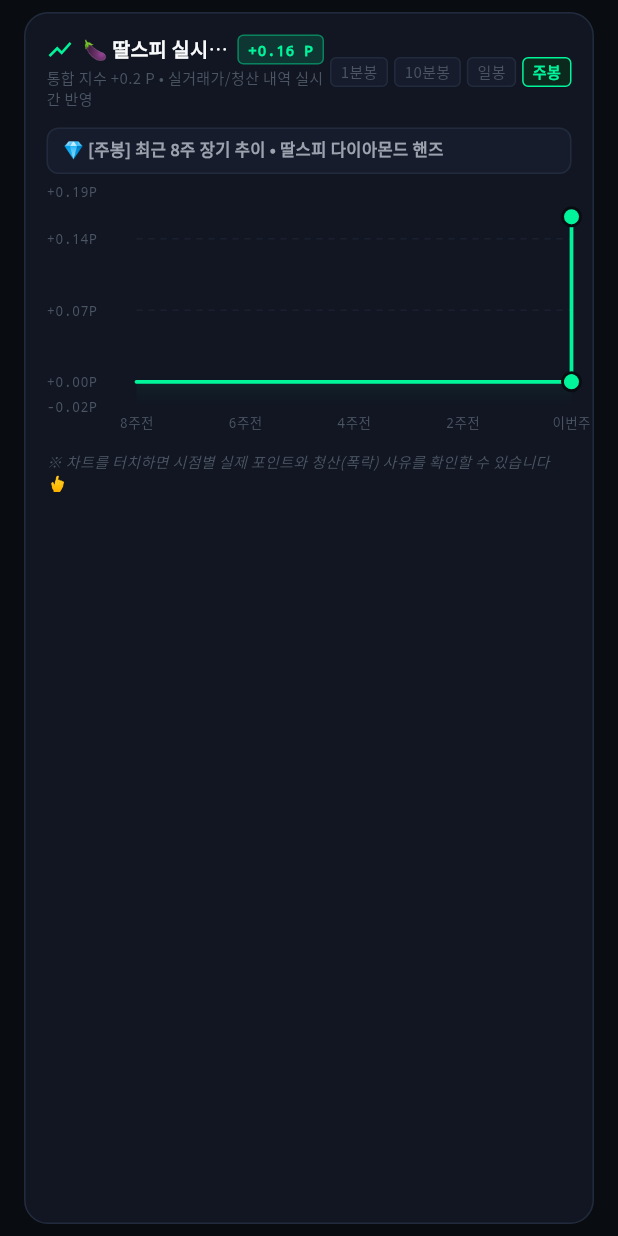
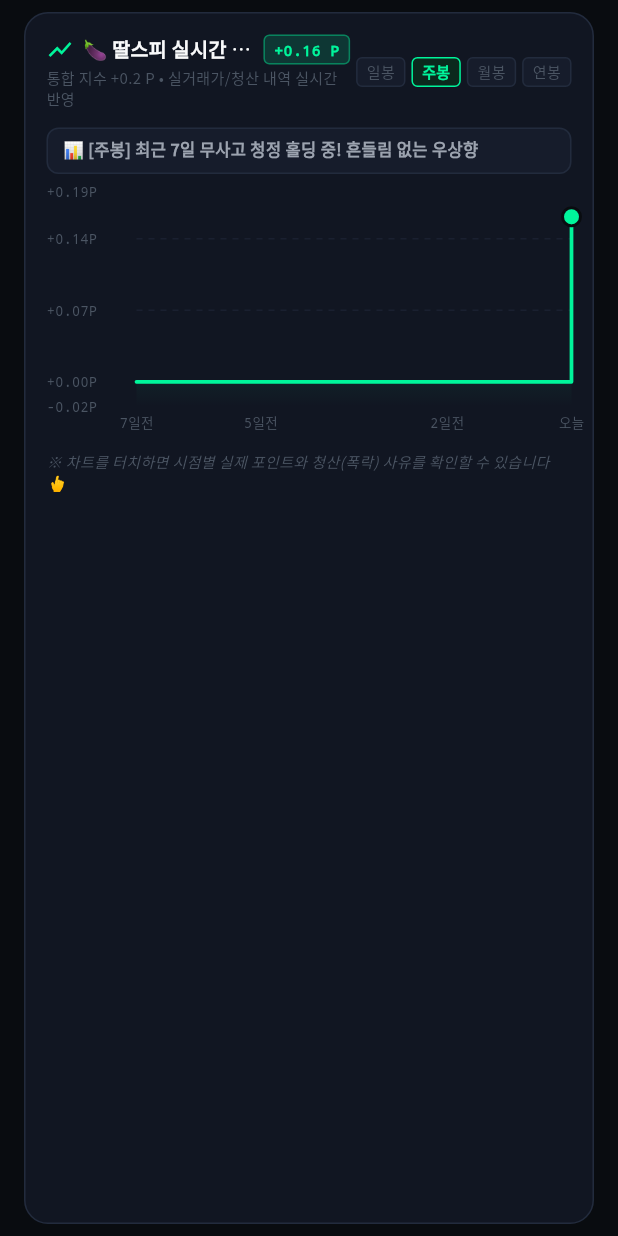
Before and after one commit to meisteryi/HODL_club, a Flutter app: the HodlChartWidget widget shown alone on an empty page, opened directly, after a tap on "일봉", after a tap on "주봉", on a phone screen of 412 x 824 dp. Run offline on Flutter 3.47's test engine with Material 3 defaults, Android fonts, the phone set to English and light mode, and no system bars; drawn by our look-alikes of fl_chart; our stand-ins replace confetti, google_fonts, shared_preferences; missing offline and left inert: dart:html; accounts and stored records are empty.

Commit message:
feat(chart): switch timeframes to daily, weekly, monthly, and yearly

```diff
--- a/lib/providers/hodl_provider.dart
+++ b/lib/providers/hodl_provider.dart
@@ -532,22 +532,22 @@ class HodlProvider extends ChangeNotifier {
     final Duration windowDuration;
     final int steps;
     switch (periodIndex) {
-      case 0: // 1분봉 (실시간 최근 2분, 10초 간격)
-        windowDuration = const Duration(minutes: 2);
+      case 0: // 일봉 (최근 24시간, 2시간 간격)
+        windowDuration = const Duration(hours: 24);
         steps = 12;
         break;
-      case 1: // 10분봉 (최근 2시간, 10분 간격)
-        windowDuration = const Duration(hours: 2);
+      case 1: // 주봉 (최근 7일, 1일 간격)
+        windowDuration = const Duration(days: 7);
+        steps = 7;
+        break;
+      case 2: // 월봉 (최근 30일, 2일 간격)
+        windowDuration = const Duration(days: 30);
+        steps = 15;
+        break;
+      case 3: // 연봉 (최근 1년 365일, 1개월 간격)
+      default:
+        windowDuration = const Duration(days: 365);
         steps = 12;
-        break;
-      case 2: // 일봉 (최근 14일, 1일 간격)
-        windowDuration = const Duration(days: 14);
-        steps = 14;
-        break;
-      case 3: // 주봉 (최근 8주, 1주 간격)
-      default:
-        windowDuration = const Duration(days: 56);
-        steps = 8;
         break;
     }
 
@@ -691,24 +691,24 @@ class HodlProvider extends ChangeNotifier {
     if (idx == steps) {
       switch (periodIndex) {
         case 0:
+          return '● 현재가 (실시간)';
         case 1:
-          return '● 현재가 (실시간)';
         case 2:
           return '● 오늘 (실시간)';
         default:
-          return '● 이번 주 (실시간)';
+          return '● 이번 달 (실시간)';
       }
     }
     final remaining = steps - idx;
     switch (periodIndex) {
       case 0:
-        return '${remaining * 10}초 전';
+        return '${remaining * 2}시간 전';
       case 1:
-        return '${remaining * 10}분 전';
+        return '$remaining일 전';
       case 2:
-        return '$remaining일 전';
+        return '${remaining * 2}일 전';
       default:
-        return '$remaining주 전';
+        return '$remaining개월 전';
     }
   }
 
@@ -723,26 +723,25 @@ class HodlProvider extends ChangeNotifier {
 
     if (count > 0) {
       final periodName = switch (periodIndex) {
-        0 => '최근 2분',
-        1 => '최근 2시간',
-        2 => '최근 14일',
-        _ => '최근 8주',
+        0 => '최근 24시간',
+        1 => '최근 7일',
+        2 => '최근 30일',
+        _ => '최근 1년',
       };
       return '📉 [$periodName] ${target.nameKo} 청산 $count회 발생! 실제 폭락 구간 반영 중';
     }
 
-    final perMin = ((1000.0 / 86400.0) * (isLeverage ? 2.0 : 1.0) * 60.0)
-        .toStringAsFixed(2);
+    final perHour = ((1000.0 / 24.0) * (isLeverage ? 2.0 : 1.0)).toStringAsFixed(1);
     switch (periodIndex) {
       case 0:
-        return '⚡ [실시간] 1초마다 ${target.nameKo} 분당 +${perMin}P 실시간 우상향 중 📈';
+        return '⚡ [일봉] 24시간 무사고 실시간 상승 중! (시간당 +${perHour}P) 📈';
       case 1:
-        return '📊 [10분봉] 최근 2시간 무사고 청정 홀딩 중! 흔들림 없는 우상향';
+        return '📊 [주봉] 최근 7일 무사고 청정 홀딩 중! 흔들림 없는 우상향';
       case 2:
-        return '🚀 [일봉] 최근 14일 ${target.nameKo} • 하루 +${isLeverage ? "2,000" : "1,000"}P 적립 중';
+        return '🚀 [월봉] 최근 30일 ${target.nameKo} • 하루 +${isLeverage ? "2,000" : "1,000"}P 적립 중';
       case 3:
       default:
-        return '💎 [주봉] 최근 8주 장기 추이 • ${target.nameKo} 다이아몬드 핸즈';
+        return '💎 [연봉] 최근 1년 장기 추이 • ${target.nameKo} 다이아몬드 핸즈';
     }
   }
 
--- a/lib/widgets/hodl_chart_widget.dart
+++ b/lib/widgets/hodl_chart_widget.dart
@@ -15,7 +15,7 @@ class HodlChartWidget extends StatefulWidget {
 
 class _HodlChartWidgetState extends State<HodlChartWidget> {
   int _selectedCandleIndex = 0;
-  final List<String> _candleLabels = ['1분봉', '10분봉', '일봉', '주봉'];
+  final List<String> _candleLabels = ['일봉', '주봉', '월봉', '연봉'];
 
   @override
   Widget build(BuildContext context) {
@@ -247,12 +247,19 @@ class _HodlChartWidgetState extends State<HodlChartWidget> {
                     sideTitles: SideTitles(
                       showTitles: true,
                       reservedSize: 22,
-                      interval: _selectedCandleIndex == 2
-                          ? 7.0
-                          : (_selectedCandleIndex == 3 ? 2.0 : 3.0),
+                      interval: _selectedCandleIndex == 1
+                          ? 1.0
+                          : (_selectedCandleIndex == 2 ? 5.0 : 3.0),
                       getTitlesWidget: (value, meta) {
                         final idx = value.round();
                         if ((value - idx).abs() > 0.05) {
+                          return const SizedBox.shrink();
+                        }
+                        if (_selectedCandleIndex == 1 &&
+                            idx != 0 &&
+                            idx != 2 &&
+                            idx != 5 &&
+                            idx != 7) {
                           return const SizedBox.shrink();
                         }
                         final label = _formatXLabel(_selectedCandleIndex, series.maxX.toInt(), idx);
@@ -369,16 +376,16 @@ class _HodlChartWidgetState extends State<HodlChartWidget> {
     final remaining = maxSteps - idx;
     if (periodIndex == 0) {
       if (remaining == 0) return '현재';
-      return '${remaining * 10}초전';
+      return '${remaining * 2}h전';
     } else if (periodIndex == 1) {
-      if (remaining == 0) return '현재';
-      return '${remaining * 10}분전';
+      if (remaining == 0) return '오늘';
+      return '$remaining일전';
     } else if (periodIndex == 2) {
       if (remaining == 0) return '오늘';
-      return '$remaining일전';
+      return '${remaining * 2}일전';
     } else {
-      if (remaining == 0) return '이번주';
-      return '$remaining주전';
+      if (remaining == 0) return '이번달';
+      return '$remaining달전';
     }
   }
 }
```
